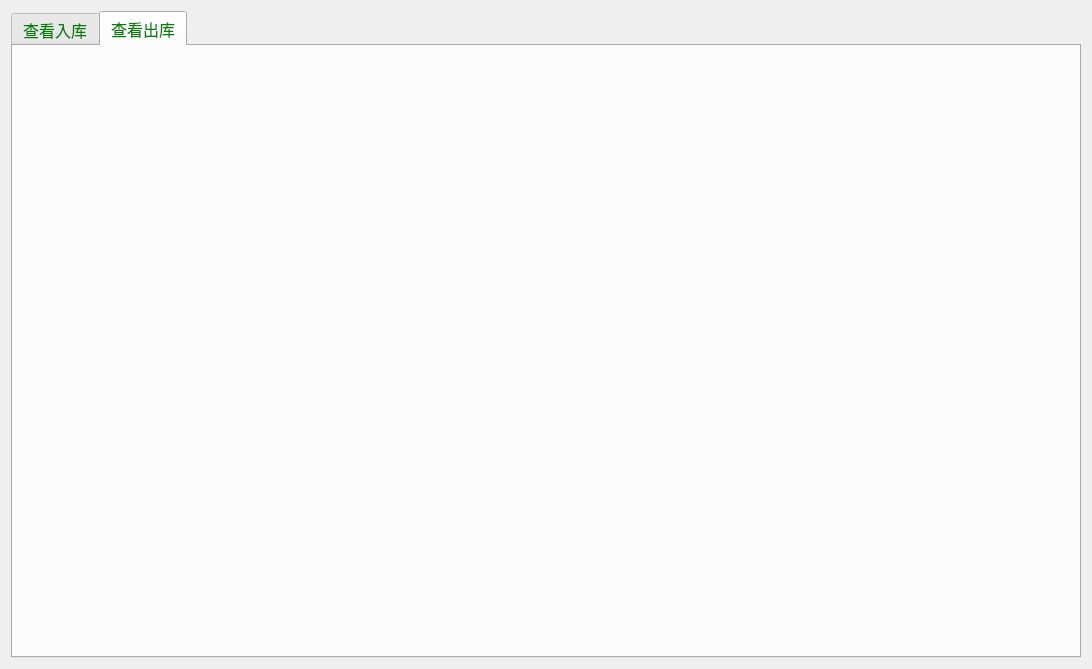
The window that Mianliao/findmianliao.ui (xujunmingbest/TuYuErp) describes before a commit, drawn with Qt 5.
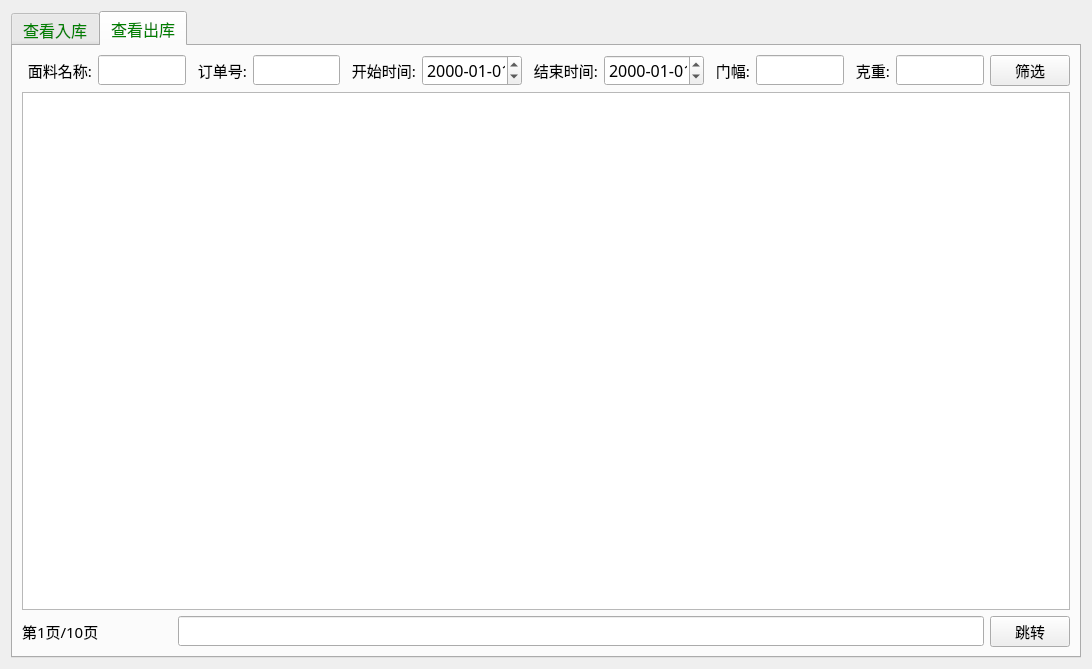
The same window after the commit. The open tabs and pages were chosen to show the change.

Diff of the .ui file:
```diff
--- a/Mianliao/findmianliao.ui
+++ b/Mianliao/findmianliao.ui
@@ -256,10 +256,6 @@
            <property name="text">
             <string>&lt;</string>
            </property>
-          </widget>
-         </item>
-         <item>
-          <widget class="QLabel" name="label_page_2">
            <property name="font">
             <font>
              <family>Agency FB</family>
@@ -272,14 +268,7 @@
           </widget>
          </item>
          <item>
-          <widget class="QPushButton" name="pushButton_6">
-           <property name="text">
-            <string>&gt;</string>
-           </property>
-          </widget>
-         </item>
-         <item>
-          <widget class="QLineEdit" name="lineEdit_page_2">
+          <widget class="QLineEdit" name="lineEdit_page">
            <property name="font">
             <font>
              <family>Agency FB</family>
@@ -309,6 +298,326 @@
       <attribute name="title">
        <string>查看出库</string>
       </attribute>
+      <layout class="QGridLayout" name="gridLayout_3">
+       <item row="1" column="0">
+        <widget class="QTableWidget" name="tableWidget_chuku">
+         <property name="font">
+          <font>
+           <pointsize>11</pointsize>
+          </font>
+         </property>
+        </widget>
+       </item>
+       <item row="2" column="0">
+        <layout class="QHBoxLayout" name="horizontalLayout_7">
+         <item>
+          <widget class="QLabel" name="label_page_2">
+           <property name="minimumSize">
+            <size>
+             <width>150</width>
+             <height>0</height>
+            </size>
+           </property>
+           <property name="font">
+            <font>
+             <family>Agency FB</family>
+             <pointsize>11</pointsize>
+            </font>
+           </property>
+           <property name="text">
+            <string>第1页/10页</string>
+           </property>
+          </widget>
+         </item>
+         <item>
+          <widget class="QLineEdit" name="lineEdit_page_2">
+           <property name="font">
+            <font>
+             <family>Agency FB</family>
+             <pointsize>11</pointsize>
+            </font>
+           </property>
+          </widget>
+         </item>
+         <item>
+          <widget class="QPushButton" name="pushButton_15">
+           <property name="font">
+            <font>
+             <family>Agency FB</family>
+             <pointsize>11</pointsize>
+            </font>
+           </property>
+           <property name="text">
+            <string>跳转</string>
+           </property>
+          </widget>
+         </item>
+        </layout>
+       </item>
+       <item row="0" column="0">
+        <layout class="QHBoxLayout" name="horizontalLayout_5">
+         <item>
+          <widget class="QLabel" name="label_7">
+           <property name="minimumSize">
+            <size>
+             <width>70</width>
+             <height>0</height>
+            </size>
+           </property>
+           <property name="maximumSize">
+            <size>
+             <width>50</width>
+             <height>16777215</height>
+            </size>
+           </property>
+           <property name="font">
+            <font>
+             <family>Agency FB</family>
+             <pointsize>11</pointsize>
+            </font>
+           </property>
+           <property name="text">
+            <string>面料名称:</string>
+           </property>
+           <property name="alignment">
+            <set>Qt::AlignRight|Qt::AlignTrailing|Qt::AlignVCenter</set>
+           </property>
+          </widget>
+         </item>
+         <item>
+          <widget class="QLineEdit" name="lineEdit_name_2">
+           <property name="font">
+            <font>
+             <family>Agency FB</family>
+             <pointsize>11</pointsize>
+            </font>
+           </property>
+          </widget>
+         </item>
+         <item>
+          <widget class="QLabel" name="label_12">
+           <property name="minimumSize">
+            <size>
+             <width>55</width>
+             <height>0</height>
+            </size>
+           </property>
+           <property name="maximumSize">
+            <size>
+             <width>50</width>
+             <height>16777215</height>
+            </size>
+           </property>
+           <property name="font">
+            <font>
+             <family>Agency FB</family>
+             <pointsize>11</pointsize>
+            </font>
+           </property>
+           <property name="text">
+            <string>订单号:</string>
+           </property>
+           <property name="alignment">
+            <set>Qt::AlignRight|Qt::AlignTrailing|Qt::AlignVCenter</set>
+           </property>
+          </widget>
+         </item>
+         <item>
+          <widget class="QLineEdit" name="lineEdit_order_id_2">
+           <property name="font">
+            <font>
+             <family>Agency FB</family>
+             <pointsize>11</pointsize>
+            </font>
+           </property>
+          </widget>
+         </item>
+         <item>
+          <widget class="QLabel" name="label_8">
+           <property name="minimumSize">
+            <size>
+             <width>70</width>
+             <height>0</height>
+            </size>
+           </property>
+           <property name="maximumSize">
+            <size>
+             <width>50</width>
+             <height>16777215</height>
+            </size>
+           </property>
+           <property name="font">
+            <font>
+             <family>Agency FB</family>
+             <pointsize>11</pointsize>
+            </font>
+           </property>
+           <property name="text">
+            <string>开始时间:</string>
+           </property>
+           <property name="alignment">
+            <set>Qt::AlignRight|Qt::AlignTrailing|Qt::AlignVCenter</set>
+           </property>
+          </widget>
+         </item>
+         <item>
+          <widget class="QDateEdit" name="dateEdit_begindate_2">
+           <property name="minimumSize">
+            <size>
+             <width>100</width>
+             <height>0</height>
+            </size>
+           </property>
+           <property name="font">
+            <font>
+             <family>Agency FB</family>
+             <pointsize>12</pointsize>
+            </font>
+           </property>
+           <property name="displayFormat">
+            <string>yyyy-MM-dd</string>
+           </property>
+          </widget>
+         </item>
+         <item>
+          <widget class="QLabel" name="label_9">
+           <property name="minimumSize">
+            <size>
+             <width>70</width>
+             <height>0</height>
+            </size>
+           </property>
+           <property name="maximumSize">
+            <size>
+             <width>50</width>
+             <height>16777215</height>
+            </size>
+           </property>
+           <property name="font">
+            <font>
+             <family>Agency FB</family>
+             <pointsize>11</pointsize>
+            </font>
+           </property>
+           <property name="text">
+            <string>结束时间:</string>
+           </property>
+           <property name="alignment">
+            <set>Qt::AlignRight|Qt::AlignTrailing|Qt::AlignVCenter</set>
+           </property>
+          </widget>
+         </item>
+         <item>
+          <widget class="QDateEdit" name="dateEdit_enddate_2">
+           <property name="minimumSize">
+            <size>
+             <width>100</width>
+             <height>0</height>
+            </size>
+           </property>
+           <property name="font">
+            <font>
+             <family>Agency FB</family>
+             <pointsize>12</pointsize>
+            </font>
+           </property>
+           <property name="displayFormat">
+            <string>yyyy-MM-dd</string>
+           </property>
+          </widget>
+         </item>
+         <item>
+          <widget class="QLabel" name="label_10">
+           <property name="minimumSize">
+            <size>
+             <width>40</width>
+             <height>0</height>
+            </size>
+           </property>
+           <property name="maximumSize">
+            <size>
+             <width>50</width>
+             <height>16777215</height>
+            </size>
+           </property>
+           <property name="font">
+            <font>
+             <family>Agency FB</family>
+             <pointsize>11</pointsize>
+            </font>
+           </property>
+           <property name="text">
+            <string>门幅:</string>
+           </property>
+           <property name="alignment">
+            <set>Qt::AlignRight|Qt::AlignTrailing|Qt::AlignVCenter</set>
+           </property>
+          </widget>
+         </item>
+         <item>
+          <widget class="QLineEdit" name="lineEdit_menfu_2">
+           <property name="font">
+            <font>
+             <family>Agency FB</family>
+             <pointsize>11</pointsize>
+            </font>
+           </property>
+          </widget>
+         </item>
+         <item>
+          <widget class="QLabel" name="label_11">
+           <property name="minimumSize">
+            <size>
+             <width>40</width>
+             <height>0</height>
+            </size>
+           </property>
+           <property name="maximumSize">
+            <size>
+             <width>50</width>
+             <height>16777215</height>
+            </size>
+           </property>
+           <property name="font">
+            <font>
+             <family>Agency FB</family>
+             <pointsize>11</pointsize>
+            </font>
+           </property>
+           <property name="text">
+            <string>克重:</string>
+           </property>
+           <property name="alignment">
+            <set>Qt::AlignRight|Qt::AlignTrailing|Qt::AlignVCenter</set>
+           </property>
+          </widget>
+         </item>
+         <item>
+          <widget class="QLineEdit" name="lineEdit_kezhong_2">
+           <property name="font">
+            <font>
+             <family>Agency FB</family>
+             <pointsize>11</pointsize>
+            </font>
+           </property>
+          </widget>
+         </item>
+         <item>
+          <widget class="QPushButton" name="pushButton_9">
+           <property name="font">
+            <font>
+             <family>Agency FB</family>
+             <pointsize>11</pointsize>
+            </font>
+           </property>
+           <property name="text">
+            <string>筛选</string>
+           </property>
+          </widget>
+         </item>
+        </layout>
+       </item>
+      </layout>
      </widget>
     </widget>
    </item>
```
Left out of the diff: 116 changed lines with no effect on the pictures.
